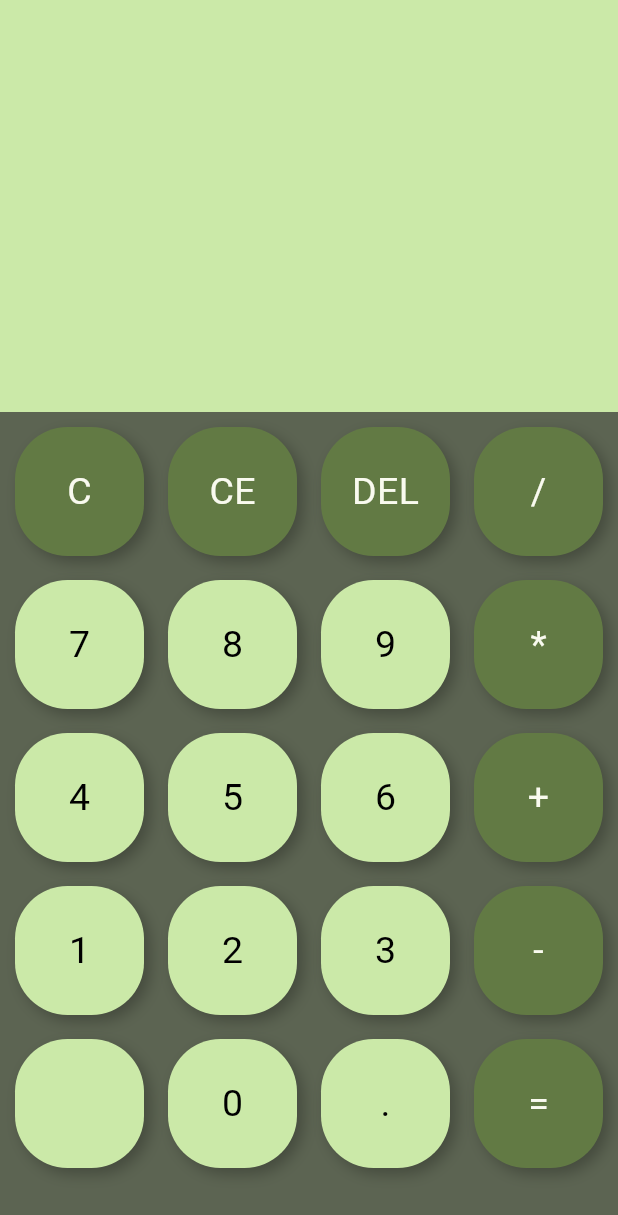
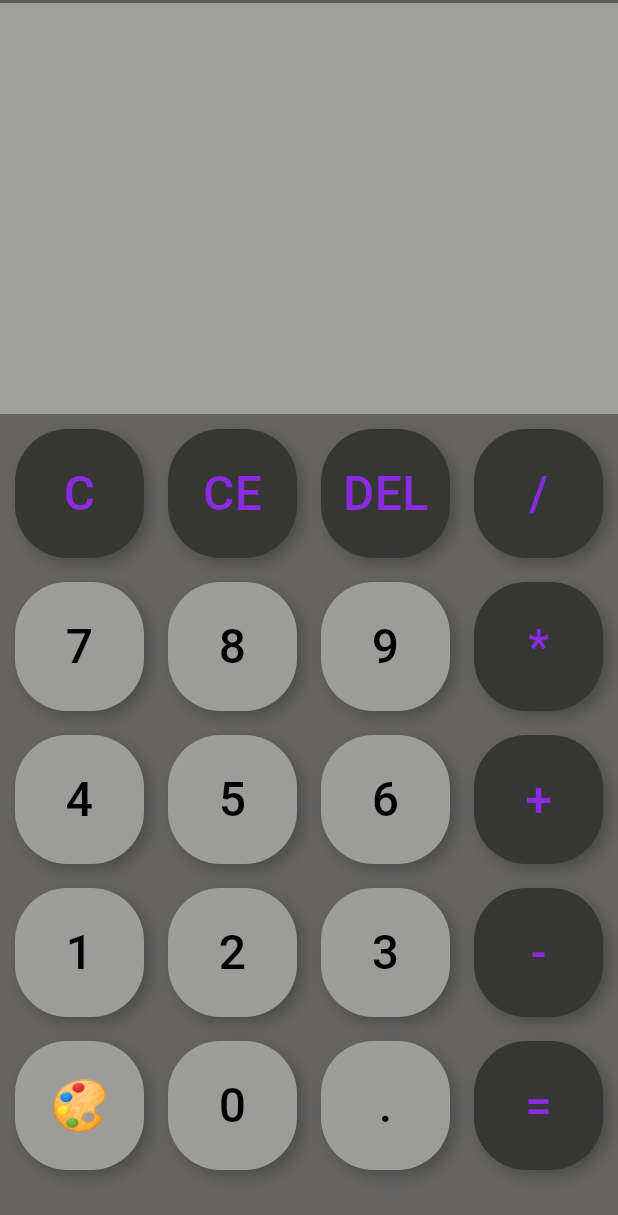
Before and after one commit to SpiritualMaddie/flutterCalculator, a Flutter app: the screen it shows after launch, on a phone screen of 412 x 824 dp. Shown: the top 1215 px of the screen. Run offline on Flutter 3.47's test engine with Material 3 defaults, Android fonts, the phone set to English and light mode, and no system bars; our stand-ins replace math_expressions.

Commit message:
clean up,fixes and added; comments, option to change accentColor, barrel files, error handling, zero decibels removed.

```diff
--- a/flutter_calc/lib/main.dart
+++ b/flutter_calc/lib/main.dart
@@ -1,5 +1,5 @@
 import 'package:flutter/material.dart';
-import 'package:flutter_calc/widgets/calculator.dart';
+import 'package:flutter_calc/widgets/widgets.dart';
 
 void main() {
   runApp(const CalculatorApp());
@@ -8,76 +8,30 @@ void main() {
 class CalculatorApp extends StatelessWidget {
   const CalculatorApp({super.key});
 
-  // This widget is the root of your application.
+  // This widget is the root
   @override
   Widget build(BuildContext context) {
     return MaterialApp(
+      debugShowCheckedModeBanner: false,
       title: 'Kalkylator',
       theme: ThemeData(
         colorScheme:
             ColorScheme.fromSeed(
-              seedColor: const Color.fromARGB(255, 131, 163, 92),
+              seedColor: const Color.fromARGB(255, 54, 54, 53),
             ).copyWith(
-              primary: const Color.fromARGB(255, 98, 122, 68),
-              secondary: const Color.fromARGB(255, 203, 233, 168),
-              surface: const Color.fromARGB(255, 92, 100, 82),
+              primary: const Color.fromARGB(255, 54, 54, 53),
+              secondary: const Color.fromARGB(235, 163, 163, 162),
+              surface: const Color.fromARGB(200, 85, 84, 83),
               onSecondary: const Color.fromARGB(255, 0, 0, 0),
-              onPrimary: const Color.fromARGB(255, 255, 255, 255),
+              onPrimary: const Color.fromARGB(220, 203, 245, 53),
             ),
       ),
       home: Scaffold(
-        // appBar: AppBar(
-        //   title: Text("Kalkylator"),
-        //   backgroundColor: Color.fromARGB(255, 131, 163, 92),
-        // ),
+        appBar: AppBar(
+          toolbarHeight: 2,
+        ),
         body: Calculator(),
       ),
     );
   }
 }
-
-class MyHomePage extends StatefulWidget {
-  const MyHomePage({super.key, required this.title});
-
-  final String title;
-
-  @override
-  State<MyHomePage> createState() => _MyHomePageState();
-}
-
-class _MyHomePageState extends State<MyHomePage> {
-  int _counter = 0;
-
-  void _incrementCounter() {
-    setState(() {
-      _counter++;
-    });
-  }
-
-  @override
-  Widget build(BuildContext context) {
-    return Scaffold(
-      appBar: AppBar(
-        backgroundColor: Theme.of(context).colorScheme.inversePrimary,
-        title: Text(widget.title),
-      ),
-      body: Center(
-        child: Column(
-          mainAxisAlignment: MainAxisAlignment.center,
-          children: <Widget>[
-            const Text('You have pushed the button this many times:'),
-            Text(
-              '$_counter',
-              style: Theme.of(context).textTheme.headlineMedium,
-            ),
-          ],
-        ),
-      ),
-      floatingActionButton: FloatingActionButton(
-        onPressed: _incrementCounter,
-        tooltip: 'Increment',
-        child: const Icon(Icons.add),
-      ),
-    );
-  }
-}
--- /dev/null
+++ b/flutter_calc/lib/utils/color_change.dart
@@ -0,0 +1,16 @@
+import 'dart:math';
+import 'package:flutter/material.dart';
+
+Color getRandomNeonColor() {
+  const neonColors = [
+    Color(0xFFFF00FF), // neon magenta
+    Color(0xFF00FFFF), // neon cyan
+    Color(0xFF39FF14), // neon green
+    Color(0xFFFF5F1F), // neon orange
+    Color(0xFF8A2BE2), // electric purple
+    Color(0xFFFFFF00), // neon yellow
+  ];
+
+  final random = Random();
+  return neonColors[random.nextInt(neonColors.length)];
+}
--- /dev/null
+++ b/flutter_calc/lib/utils/utils.dart
@@ -0,0 +1,3 @@
+export 'calculate_methods.dart';
+export 'booleans.dart';
+export 'color_change.dart';
--- a/flutter_calc/lib/widgets/calculator.dart
+++ b/flutter_calc/lib/widgets/calculator.dart
@@ -1,7 +1,6 @@
 import 'package:flutter/material.dart';
-import 'package:flutter_calc/utils/booleans.dart';
-import 'package:flutter_calc/utils/calculate_methods.dart';
-import 'package:flutter_calc/widgets/buttons.dart';
+import 'package:flutter_calc/utils/utils.dart';
+import 'package:flutter_calc/widgets/widgets.dart';
 
 class Calculator extends StatefulWidget {
   const Calculator({super.key});
@@ -13,6 +12,7 @@ class Calculator extends StatefulWidget {
 class _CalculatorState extends State<Calculator> {
   var userInput = "";
   var userAnswer = "";
+  Color accentColor = getRandomNeonColor();
 
   final List<String> buttons = [
     "C",
@@ -31,11 +31,17 @@ class _CalculatorState extends State<Calculator> {
     "2",
     "3",
     "-",
-    "",
+    "🎨",
     "0",
     ".",
     "=",
   ];
+
+  void changeAccentColor(){
+    setState(() {
+      accentColor = getRandomNeonColor();
+    });
+  }
 
   @override
   Widget build(BuildContext context) {
@@ -54,15 +60,23 @@ class _CalculatorState extends State<Calculator> {
                     alignment: Alignment.centerLeft,
                     child: Text(
                       userInput,
-                      style: TextStyle(color: Colors.black, fontSize: 30),
+                      style: TextStyle(
+                        color: Theme.of(context).colorScheme.onSecondary,
+                        fontSize: 30),
                     ),
                   ),
                   Container(
                     padding: EdgeInsets.all(20),
                     alignment: Alignment.centerRight,
-                    child: Text(
-                      userAnswer,
-                      style: TextStyle(color: Colors.black, fontSize: 60),
+                    child: SingleChildScrollView(
+                      scrollDirection: Axis.horizontal,
+                      child: Text(
+                        userAnswer,
+                        style: TextStyle(
+                          color: Theme.of(context).colorScheme.onSecondary,
+                          fontSize: 60
+                          ),
+                      ),
                     ),
                   ),
                 ],
@@ -95,7 +109,7 @@ class _CalculatorState extends State<Calculator> {
                       },
                       color: Theme.of(context).colorScheme.primary,
                       buttonText: buttons[index],
-                      textColor: Theme.of(context).colorScheme.surfaceBright,
+                      textColor: accentColor,
                     );
                   }
                   // Delete button
@@ -115,7 +129,7 @@ class _CalculatorState extends State<Calculator> {
                       },
                       color: Theme.of(context).colorScheme.primary,
                       buttonText: buttons[index],
-                      textColor: Theme.of(context).colorScheme.surfaceBright,
+                      textColor: accentColor,
                     );
                   }
                   // Equal button
@@ -128,9 +142,21 @@ class _CalculatorState extends State<Calculator> {
                       },
                       color: Theme.of(context).colorScheme.primary,
                       buttonText: buttons[index],
-                      textColor: Theme.of(context).colorScheme.surfaceBright,
+                      textColor: accentColor,
                     );
-                  } else {
+                  }
+                  // Color button
+                  else if (index == 16) {
+                    return Button(
+                      buttonTapped: () {
+                        changeAccentColor();
+                      },
+                      color: Theme.of(context).colorScheme.secondary,
+                      buttonText: buttons[index],
+                      textColor: accentColor,
+                    );
+                  }
+                  else {
                     return Button(
                       buttonTapped: () {
                         setState(() {
@@ -141,7 +167,7 @@ class _CalculatorState extends State<Calculator> {
                           ? Theme.of(context).colorScheme.primary
                           : Theme.of(context).colorScheme.secondary,
                       textColor: isOperator(buttons[index])
-                          ? Theme.of(context).colorScheme.surfaceBright
+                          ? accentColor
                           : Theme.of(context).colorScheme.onSecondary,
                       buttonText: buttons[index],
                     );
--- a/flutter_calc/lib/widgets/buttons.dart
+++ b/flutter_calc/lib/widgets/custom_button.dart
@@ -1,6 +1,5 @@
 import 'package:flutter/material.dart';
 
-// TODO change animation
 class Button extends StatefulWidget {
   final Color color;
   final Color textColor;
@@ -69,7 +68,11 @@ class _ButtonState extends State<Button> {
                 alignment: Alignment.center,
                 child: Text(
                   widget.buttonText,
-                  style: TextStyle(color: widget.textColor, fontSize: 25),
+                  style: TextStyle(
+                    color: widget.textColor,
+                    fontSize: 32,
+                    fontWeight: FontWeight.w500,
+                  ),
                 ),
               ),
             ),
--- /dev/null
+++ b/flutter_calc/lib/widgets/widgets.dart
@@ -0,0 +1,2 @@
+export 'custom_button.dart';
+export 'calculator.dart';
```
Also changed, not shown: flutter_calc/lib/utils/calculate_methods.dart (+42 -2 lines), 1 other file.
